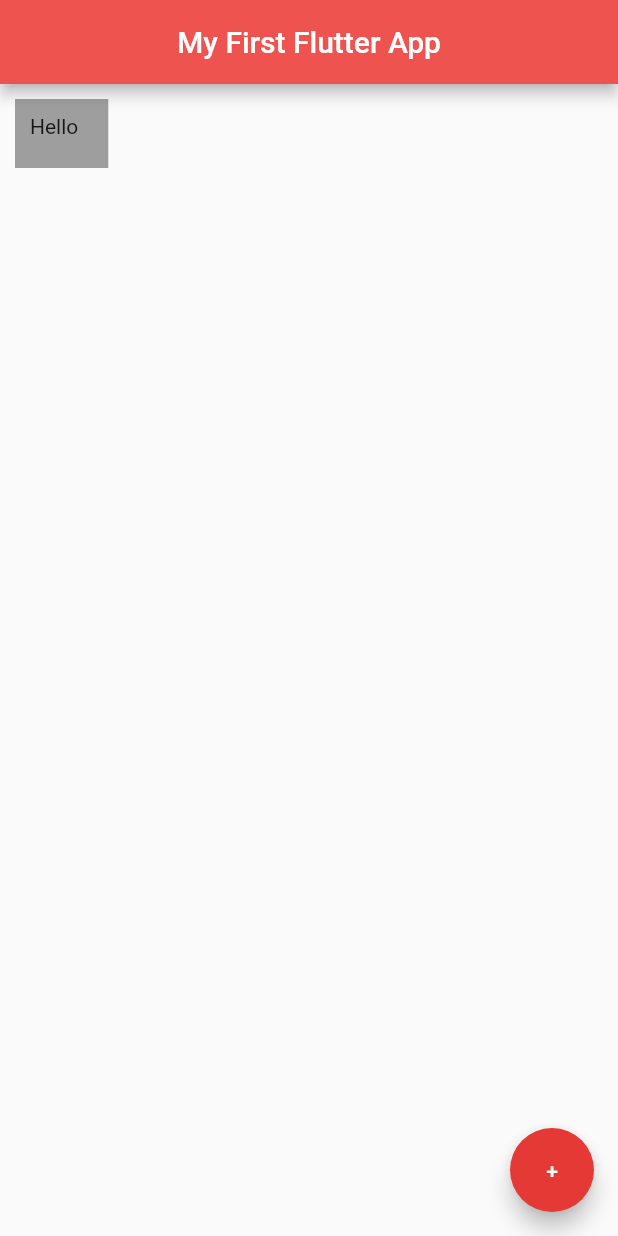
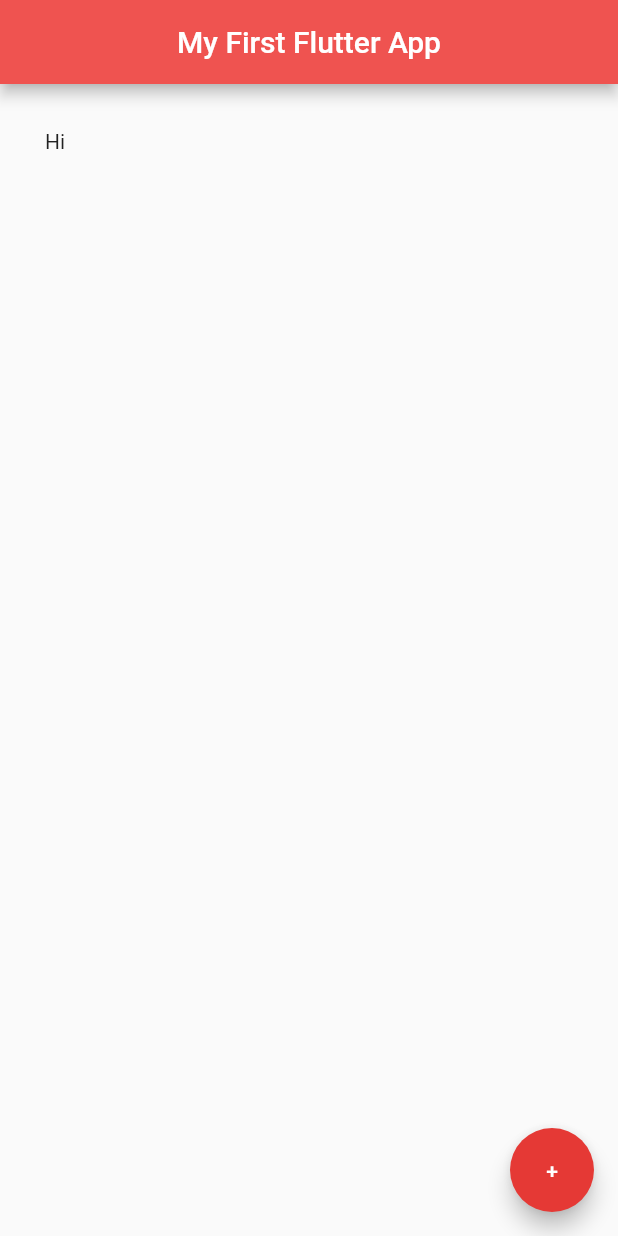
Before and after one commit to mekukun/flutter-exercise, a Flutter app: the screen it shows after launch, on a phone screen of 412 x 824 dp. Run offline on Flutter 3.47's test engine with Material 2 defaults, Android fonts, the light colour scheme and no system bars.

Commit message:
Using Padding() widget

```diff
--- a/flutter_app_one/lib/main.dart
+++ b/flutter_app_one/lib/main.dart
@@ -18,11 +18,9 @@
         centerTitle: true,
         backgroundColor: Colors.red[400],
       ),
-      body: Container(
-        color: Colors.grey,
-        padding: const EdgeInsets.fromLTRB(10, 10, 20, 20),
-        margin: const EdgeInsets.all(10),
-        child: const Text("Hello"),
+      body: const Padding(
+        padding: EdgeInsets.all(30),
+        child: Text("Hi"),
       ),
       floatingActionButton: FloatingActionButton(
         onPressed: () {},
```
